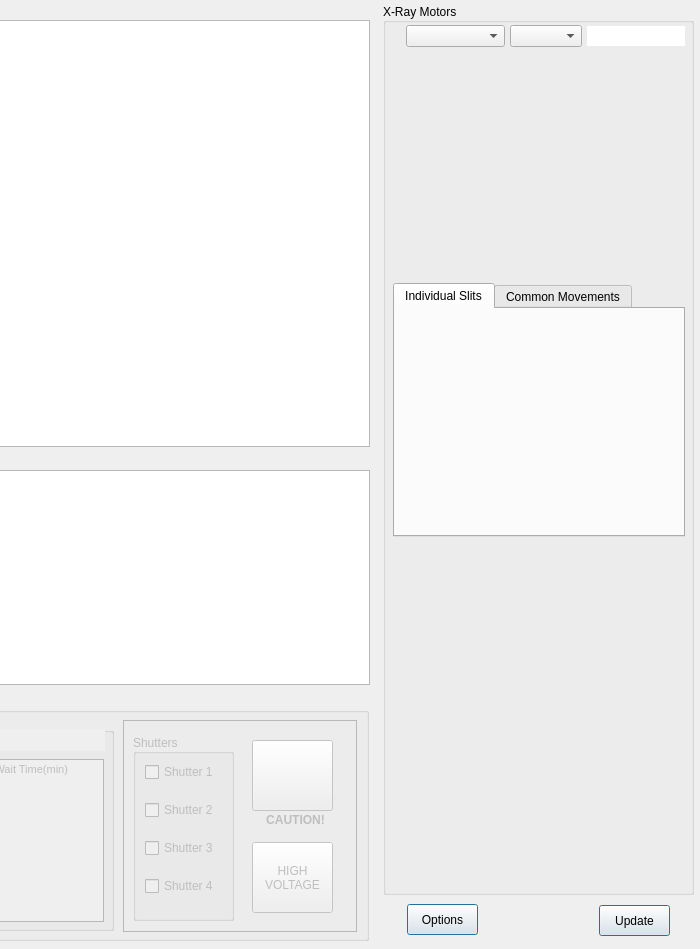
First picture: the form in MotorControlGui/forms/form_motorcontrolgui.ui, repository slsdetectorgroup/motorControlSoftware, before the edit; both pictures show x 547 to 1247 and y 0 to 949 of the 1247 by 949 pixel window.
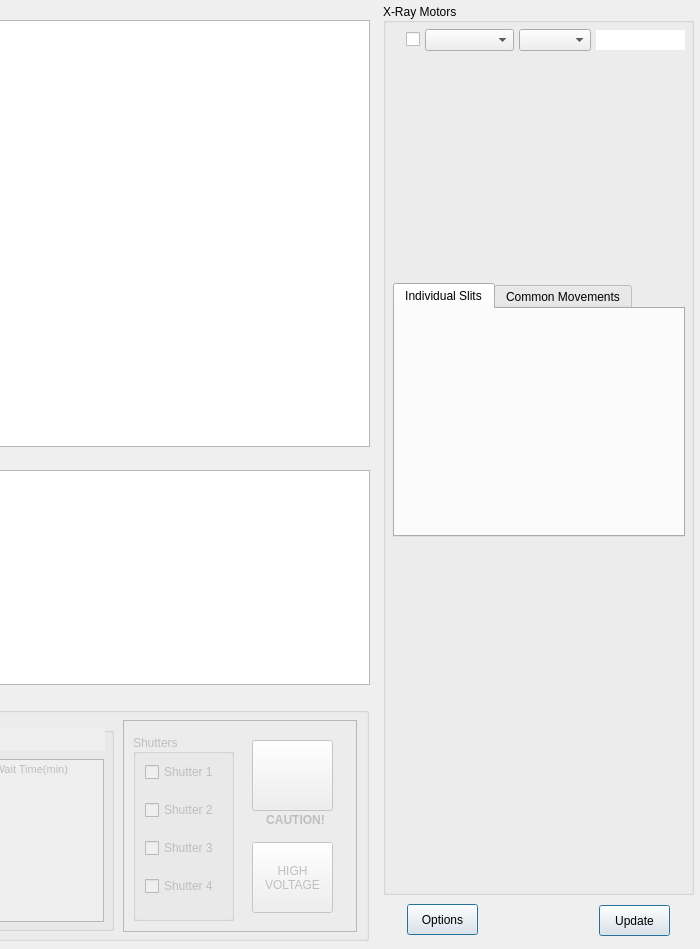
Second picture: the form after the edit.

The edit to the form file:
```diff
--- a/MotorControlGui/forms/form_motorcontrolgui.ui
+++ b/MotorControlGui/forms/form_motorcontrolgui.ui
@@ -77,7 +77,7 @@
       <x>23</x>
       <y>20</y>
       <width>279</width>
-      <height>26</height>
+      <height>34</height>
      </rect>
     </property>
     <layout class="QHBoxLayout" name="horizontalLayout">
@@ -90,6 +90,19 @@
      <property name="rightMargin">
       <number>0</number>
      </property>
+     <item>
+      <widget class="QCheckBox" name="checkFluor">
+       <property name="sizePolicy">
+        <sizepolicy hsizetype="Fixed" vsizetype="Fixed">
+         <horstretch>0</horstretch>
+         <verstretch>0</verstretch>
+        </sizepolicy>
+       </property>
+       <property name="text">
+        <string/>
+       </property>
+      </widget>
+     </item>
      <item>
       <widget class="QComboBox" name="fluorLabel">
        <property name="sizePolicy">
@@ -1655,7 +1668,7 @@
        <rect>
         <x>12</x>
         <y>16</y>
-        <width>86</width>
+        <width>92</width>
         <height>162</height>
        </rect>
       </property>
```
Left out of the diff: 4 changed lines with no effect on the pictures.
